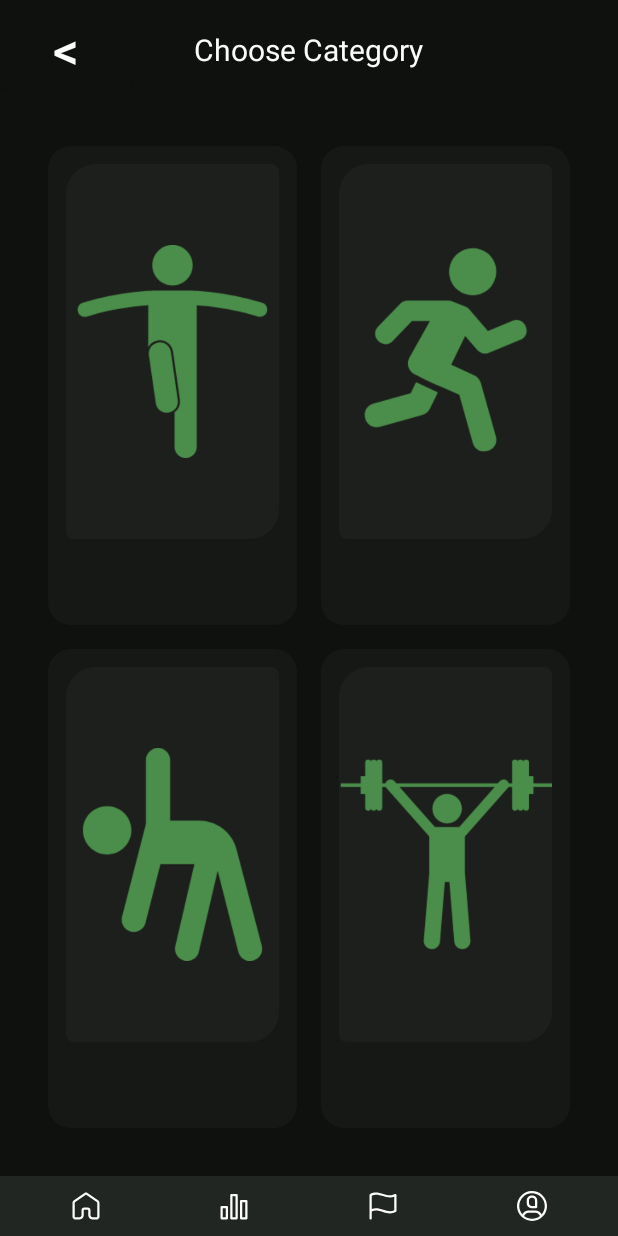
After one commit to kingkuys2123/PasaFit, an Android app: the ExercisesCategories screen opened directly, with no data from a screen before it, on a phone screen of 412 x 824 dp. The commit adds this screen. Run offline under Robolectric (Android 15) with nearby library versions, the phone set to English and light mode, and no system bars.

Commit message:
added exercise categories, exercise list, and exercise view pages (not yet fully implemented)

```diff
--- /dev/null
+++ b/app/src/main/java/com/example/pasafit/ExercisesCategories.java
@@ -0,0 +1,14 @@
+package com.example.pasafit;
+
+import androidx.appcompat.app.AppCompatActivity;
+
+import android.os.Bundle;
+
+public class ExercisesCategories extends AppCompatActivity {
+
+    @Override
+    protected void onCreate(Bundle savedInstanceState) {
+        super.onCreate(savedInstanceState);
+        setContentView(R.layout.activity_exercises_categories);
+    }
+}
--- /dev/null
+++ b/app/src/main/res/drawable/categoryborder.xml
@@ -0,0 +1,16 @@
+<?xml version="1.0" encoding="utf-8"?>
+<selector xmlns:android="http://schemas.android.com/apk/res/android">
+
+    <item>
+        <shape>
+            <gradient
+                android:angle="315"
+                android:startColor="@color/eerie_black_3"
+                android:centerColor="@color/eerie_black_3"
+                android:endColor="@color/eerie_black_3"
+                android:type="linear"/>
+            <corners android:radius="15dp"/>
+        </shape>
+    </item>
+
+</selector>
--- /dev/null
+++ b/app/src/main/res/drawable/categoryimageborder.xml
@@ -0,0 +1,20 @@
+<?xml version="1.0" encoding="utf-8"?>
+<selector xmlns:android="http://schemas.android.com/apk/res/android">
+
+    <item>
+        <shape>
+            <gradient
+                android:angle="315"
+                android:startColor="@color/eerie_black_2"
+                android:centerColor="@color/eerie_black_2"
+                android:endColor="@color/eerie_black_2"
+                android:type="linear"/>
+            <corners
+                android:topLeftRadius="20dp"
+                android:topRightRadius="5dp"
+                android:bottomLeftRadius="5dp"
+                android:bottomRightRadius="20dp"/>
+        </shape>
+    </item>
+
+</selector>
--- /dev/null
+++ b/app/src/main/res/layout/activity_exercises_categories.xml
@@ -0,0 +1,220 @@
+<?xml version="1.0" encoding="utf-8"?>
+<androidx.constraintlayout.widget.ConstraintLayout xmlns:android="http://schemas.android.com/apk/res/android"
+    xmlns:app="http://schemas.android.com/apk/res-auto"
+    xmlns:tools="http://schemas.android.com/tools"
+    android:layout_width="match_parent"
+    android:layout_height="match_parent"
+    android:background="@drawable/bg"
+    tools:context=".ExercisesCategories">
+
+    <LinearLayout
+        android:layout_width="0dp"
+        android:layout_height="0dp"
+        android:orientation="vertical"
+        app:layout_constraintBottom_toTopOf="@+id/linearLayout3"
+        app:layout_constraintEnd_toEndOf="parent"
+        app:layout_constraintStart_toStartOf="parent"
+        app:layout_constraintTop_toTopOf="parent">
+
+        <androidx.constraintlayout.widget.ConstraintLayout
+            android:layout_width="match_parent"
+            android:layout_height="wrap_content">
+
+            <Button
+                android:id="@+id/button2"
+                android:layout_width="wrap_content"
+                android:layout_height="wrap_content"
+                android:backgroundTint="@color/night"
+                android:text="@string/left_arrow"
+                android:textColor="@color/white"
+                android:textSize="34sp"
+                app:layout_constraintBottom_toBottomOf="parent"
+                app:layout_constraintStart_toStartOf="parent"
+                app:layout_constraintTop_toTopOf="parent" />
+
+            <TextView
+                android:id="@+id/textView2"
+                android:layout_width="wrap_content"
+                android:layout_height="wrap_content"
+                android:text="@string/choose_category"
+                android:textColor="@color/white"
+                android:textSize="20sp"
+                app:layout_constraintBottom_toBottomOf="parent"
+                app:layout_constraintEnd_toEndOf="parent"
+                app:layout_constraintStart_toStartOf="parent"
+                app:layout_constraintTop_toTopOf="parent" />
+        </androidx.constraintlayout.widget.ConstraintLayout>
+
+        <LinearLayout
+            android:layout_width="match_parent"
+            android:layout_height="match_parent"
+            android:orientation="vertical"
+            android:padding="32dp">
+
+            <LinearLayout
+                android:layout_width="match_parent"
+                android:layout_height="match_parent"
+                android:layout_weight="1"
+                android:orientation="horizontal">
+
+                <LinearLayout
+                    android:layout_width="match_parent"
+                    android:layout_height="match_parent"
+                    android:layout_marginRight="8dp"
+                    android:layout_marginBottom="8dp"
+                    android:layout_weight="1"
+                    android:background="@drawable/categoryborder"
+                    android:orientation="vertical">
+
+                    <LinearLayout
+                        android:layout_width="wrap_content"
+                        android:layout_height="wrap_content"
+                        android:layout_margin="12dp"
+                        android:background="@drawable/categoryimageborder"
+                        android:orientation="horizontal">
+
+                        <ImageView
+                            android:id="@+id/imageView9"
+                            android:layout_width="wrap_content"
+                            android:layout_height="wrap_content"
+                            android:layout_weight="1"
+                            app:srcCompat="@drawable/exercise_category_balance" />
+                    </LinearLayout>
+                </LinearLayout>
+
+                <LinearLayout
+                    android:layout_width="match_parent"
+                    android:layout_height="match_parent"
+                    android:layout_marginLeft="8dp"
+                    android:layout_marginBottom="8dp"
+                    android:layout_weight="1"
+                    android:background="@drawable/categoryborder"
+                    android:orientation="vertical">
+
+                    <LinearLayout
+                        android:layout_width="wrap_content"
+                        android:layout_height="wrap_content"
+                        android:layout_margin="12dp"
+                        android:background="@drawable/categoryimageborder"
+                        android:orientation="horizontal">
+
+                        <ImageView
+                            android:id="@+id/imageView10"
+                            android:layout_width="wrap_content"
+                            android:layout_height="wrap_content"
+                            android:layout_weight="1"
+                            app:srcCompat="@drawable/exercise_category_endurance" />
+                    </LinearLayout>
+                </LinearLayout>
+            </LinearLayout>
+
+            <LinearLayout
+                android:layout_width="match_parent"
+                android:layout_height="match_parent"
+                android:layout_weight="1"
+                android:orientation="horizontal">
+
+                <LinearLayout
+                    android:layout_width="match_parent"
+                    android:layout_height="match_parent"
+                    android:layout_marginTop="8dp"
+                    android:layout_marginRight="8dp"
+                    android:layout_weight="1"
+                    android:background="@drawable/categoryborder"
+                    android:orientation="vertical">
+
+                    <LinearLayout
+                        android:layout_width="wrap_content"
+                        android:layout_height="wrap_content"
+                        android:layout_margin="12dp"
+                        android:background="@drawable/categoryimageborder"
+                        android:orientation="horizontal">
+
+                        <ImageView
+                            android:id="@+id/imageView11"
+                            android:layout_width="wrap_content"
+                            android:layout_height="wrap_content"
+                            android:layout_weight="1"
+                            app:srcCompat="@drawable/exercise_category_flexibility" />
+                    </LinearLayout>
+                </LinearLayout>
+
+                <LinearLayout
+                    android:layout_width="match_parent"
+                    android:layout_height="match_parent"
+                    android:layout_marginLeft="8dp"
+                    android:layout_marginTop="8dp"
+                    android:layout_weight="1"
+                    android:background="@drawable/categoryborder"
+                    android:orientation="vertical">
+
+                    <LinearLayout
+                        android:layout_width="wrap_content"
+                        android:layout_height="wrap_content"
+                        android:layout_margin="12dp"
+                        android:background="@drawable/categoryimageborder"
+                        android:orientation="horizontal">
+
+                        <ImageView
+                            android:id="@+id/imageView12"
+                            android:layout_width="wrap_content"
+                            android:layout_height="wrap_content"
+                            android:layout_weight="1"
+                            android:src="@drawable/exercise_category_strength" />
+                    </LinearLayout>
+                </LinearLayout>
+            </LinearLayout>
+        </LinearLayout>
+
+    </LinearLayout>
+
+    <LinearLayout
+        android:id="@+id/linearLayout3"
+        android:layout_width="0dp"
+        android:layout_height="wrap_content"
+        android:background="@color/eerie_black"
+        android:orientation="horizontal"
+        android:padding="8dp"
+        app:layout_constraintBottom_toBottomOf="parent"
+        app:layout_constraintEnd_toEndOf="parent"
+        app:layout_constraintStart_toStartOf="parent">
+
+        <ImageButton
+            android:layout_width="0dp"
+            android:layout_height="wrap_content"
+            android:layout_weight="1"
+            android:background="?attr/selectableItemBackgroundBorderless"
+            android:scaleType="centerInside"
+            android:src="@drawable/system_regular_41_home"
+            app:tint="@color/white" />
+
+        <ImageButton
+            android:layout_width="0dp"
+            android:layout_height="wrap_content"
+            android:layout_weight="1"
+            android:background="?attr/selectableItemBackgroundBorderless"
+            android:scaleType="centerInside"
+            android:src="@drawable/system_regular_10_analytics"
+            app:tint="@color/white" />
+
+        <ImageButton
+            android:layout_width="0dp"
+            android:layout_height="wrap_content"
+            android:layout_weight="1"
+            android:background="?attr/selectableItemBackgroundBorderless"
+            android:scaleType="centerInside"
+            android:src="@drawable/system_regular_100_flag"
+            app:tint="@color/white" />
+
+        <ImageButton
+            android:layout_width="0dp"
+            android:layout_height="wrap_content"
+            android:layout_weight="1"
+            android:background="?attr/selectableItemBackgroundBorderless"
+            android:scaleType="centerInside"
+            android:src="@drawable/system_regular_8_account"
+            app:tint="@color/white" />
+
+    </LinearLayout>
+
+</androidx.constraintlayout.widget.ConstraintLayout>
--- a/app/src/main/res/values/strings.xml
+++ b/app/src/main/res/values/strings.xml
@@ -25,4 +25,6 @@
     <string name="sign_in">Sign In</string>
     <string name="sign_up">Sign Up</string>
     <string name="hello_dashboard">Hello, User!</string>
+    <string name="choose_category">Choose Category</string>
+    <string name="left_arrow">&lt;</string>
 </resources>
```
Also changed, not shown: app/src/main/AndroidManifest.xml (+9 -0 lines), app/src/main/java/com/example/pasafit/Exercise.java (added, +14 -0 lines), app/src/main/java/com/example/pasafit/ExerciseList.java (added, +14 -0 lines), app/src/main/res/layout/activity_exercise.xml (added, +60 -0 lines), app/src/main/res/layout/activity_exercise_list.xml (added, +59 -0 lines), app/src/main/res/drawable/exercise_category_balance.png (added), app/src/main/res/drawable/exercise_category_endurance.png (added), app/src/main/res/drawable/exercise_category_flexibility.png (added), app/src/main/res/drawable/exercise_category_strength.png (added).
